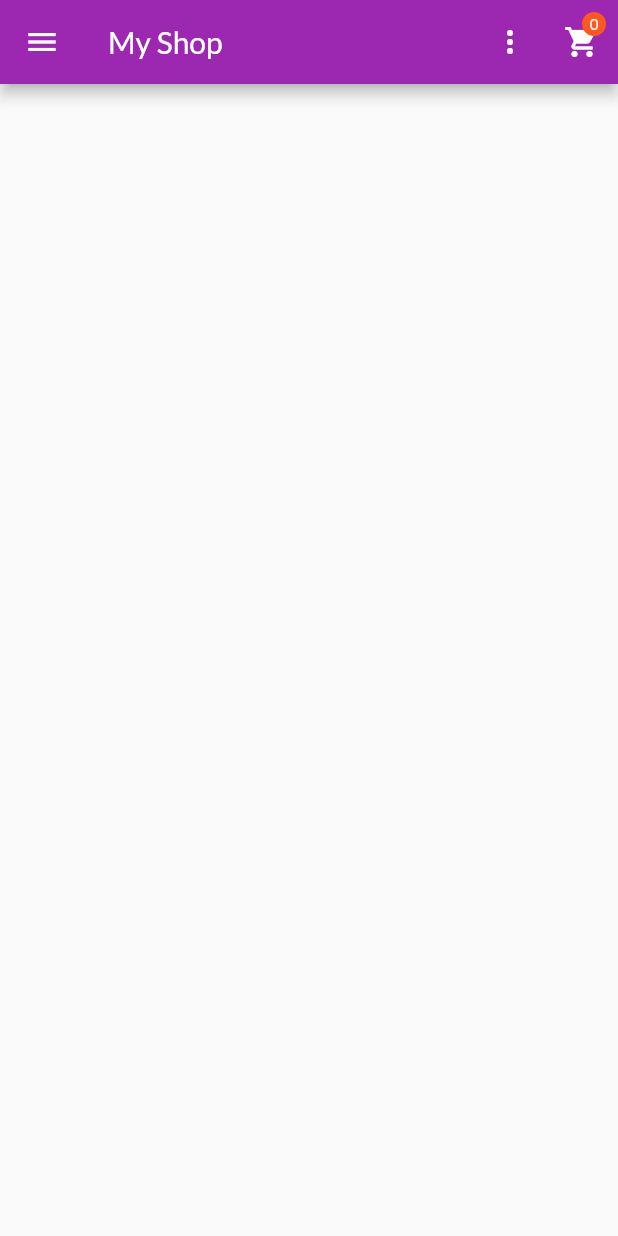
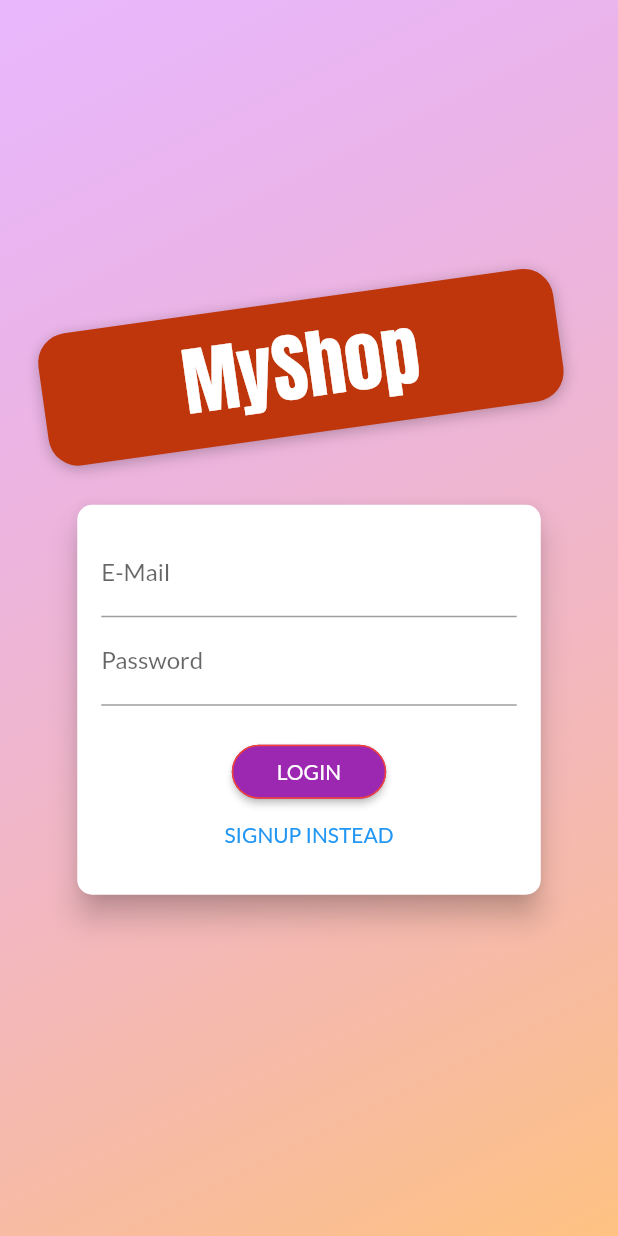
Before and after one commit to terinSeb/Flutter_Shopping_App, a Flutter app: the screen it shows after launch, on a phone screen of 412 x 824 dp. Run offline on Flutter 3.47's test engine with Material 2 defaults, Android fonts, the phone set to English and light mode, and no system bars.

Commit message:
Adding Auth screen

```diff
--- a/lib/main.dart
+++ b/lib/main.dart
@@ -1,5 +1,6 @@
 import 'package:flutter/material.dart';
 import 'package:provider/provider.dart';
+import 'package:shopping_app_flutter/screens/auth_screen.dart';
 import 'package:shopping_app_flutter/screens/edit_product_screen.dart';
 import 'package:shopping_app_flutter/screens/orders_screen.dart';
 import 'package:shopping_app_flutter/screens/user_products_screen.dart';
@@ -8,7 +9,7 @@
 import './screens/cart_screen.dart';
 import './providers/products.dart';
 import './screens/product_detail_screen.dart';
-import './screens/products_overview_screen.dart';
+// import './screens/products_overview_screen.dart';
 
 void main() => runApp(const MyApp());
 
@@ -35,7 +36,7 @@
             colorScheme: ColorScheme.fromSwatch(primarySwatch: Colors.purple)
                 .copyWith(secondary: Colors.deepOrange),
             fontFamily: 'Lato'),
-        home: const ProductsOverviewScreen(),
+        home: const AuthScreen(),
         routes: {
           ProductDetailScreen.routeName: (ctx) => const ProductDetailScreen(),
           CartScreen.routeName: (ctx) => const CartScreen(),
--- /dev/null
+++ b/lib/screens/auth_screen.dart
@@ -0,0 +1,245 @@
+// ignore_for_file: constant_identifier_names, deprecated_member_use
+
+import 'dart:math';
+
+import 'package:flutter/material.dart';
+
+enum AuthMode { Signup, Login }
+
+class AuthScreen extends StatelessWidget {
+  static const routeName = '/auth';
+
+  const AuthScreen({Key? key}) : super(key: key);
+
+  @override
+  Widget build(BuildContext context) {
+    final deviceSize = MediaQuery.of(context).size;
+    // final transformConfig = Matrix4.rotationZ(-8 * pi / 180);
+    // transformConfig.translate(-10.0);
+    return Scaffold(
+      // resizeToAvoidBottomInset: false,
+      body: Stack(
+        children: <Widget>[
+          Container(
+            decoration: BoxDecoration(
+              gradient: LinearGradient(
+                colors: [
+                  const Color.fromRGBO(215, 117, 255, 1).withOpacity(0.5),
+                  const Color.fromRGBO(255, 188, 117, 1).withOpacity(0.9),
+                ],
+                begin: Alignment.topLeft,
+                end: Alignment.bottomRight,
+                stops: const [0, 1],
+              ),
+            ),
+          ),
+          SingleChildScrollView(
+            // ignore: sized_box_for_whitespace
+            child: Container(
+              height: deviceSize.height,
+              width: deviceSize.width,
+              child: Column(
+                mainAxisAlignment: MainAxisAlignment.center,
+                crossAxisAlignment: CrossAxisAlignment.center,
+                children: <Widget>[
+                  Flexible(
+                    child: Container(
+                      margin: const EdgeInsets.only(bottom: 20.0),
+                      padding: const EdgeInsets.symmetric(
+                          vertical: 8.0, horizontal: 94.0),
+                      transform: Matrix4.rotationZ(-8 * pi / 180)
+                        ..translate(-10.0),
+                      // ..translate(-10.0),
+                      decoration: BoxDecoration(
+                        borderRadius: BorderRadius.circular(20),
+                        color: Colors.deepOrange.shade900,
+                        // ignore: prefer_const_literals_to_create_immutables
+                        boxShadow: [
+                          const BoxShadow(
+                            blurRadius: 8,
+                            color: Colors.black26,
+                            offset: Offset(0, 2),
+                          )
+                        ],
+                      ),
+                      child: const Text(
+                        'MyShop',
+                        style: TextStyle(
+                          color: Colors.white,
+                          fontSize: 50,
+                          fontFamily: 'Anton',
+                          fontWeight: FontWeight.normal,
+                        ),
+                      ),
+                    ),
+                  ),
+                  Flexible(
+                    flex: deviceSize.width > 600 ? 2 : 1,
+                    // ignore: prefer_const_constructors
+                    child: AuthCard(),
+                  ),
+                ],
+              ),
+            ),
+          ),
+        ],
+      ),
+    );
+  }
+}
+
+// ignore: use_key_in_widget_constructors
+class AuthCard extends StatefulWidget {
+  @override
+  // ignore: library_private_types_in_public_api
+  _AuthCardState createState() => _AuthCardState();
+}
+
+class _AuthCardState extends State<AuthCard> {
+  final GlobalKey<FormState> _formKey = GlobalKey();
+  AuthMode _authMode = AuthMode.Login;
+  // ignore: prefer_final_fields
+  Map<String, String> _authData = {
+    'email': '',
+    'password': '',
+  };
+  var _isLoading = false;
+  final _passwordController = TextEditingController();
+
+  void _submit() {
+    if (!_formKey.currentState!.validate()) {
+      // Invalid!
+      return;
+    }
+    _formKey.currentState!.save();
+    setState(() {
+      _isLoading = true;
+    });
+    if (_authMode == AuthMode.Login) {
+      // Log user in
+    } else {
+      // Sign user up
+    }
+    setState(() {
+      _isLoading = false;
+    });
+  }
+
+  // ignore: unused_element
+  void _switchAuthMode() {
+    if (_authMode == AuthMode.Login) {
+      setState(() {
+        _authMode = AuthMode.Signup;
+      });
+    } else {
+      setState(() {
+        _authMode = AuthMode.Login;
+      });
+    }
+  }
+
+  @override
+  Widget build(BuildContext context) {
+    final deviceSize = MediaQuery.of(context).size;
+    return Card(
+      shape: RoundedRectangleBorder(
+        borderRadius: BorderRadius.circular(10.0),
+      ),
+      elevation: 8.0,
+      child: Container(
+        height: _authMode == AuthMode.Signup ? 320 : 260,
+        constraints:
+            BoxConstraints(minHeight: _authMode == AuthMode.Signup ? 320 : 260),
+        width: deviceSize.width * 0.75,
+        padding: const EdgeInsets.all(16.0),
+        child: Form(
+          key: _formKey,
+          child: SingleChildScrollView(
+            child: Column(
+              children: <Widget>[
+                TextFormField(
+                  decoration: const InputDecoration(labelText: 'E-Mail'),
+                  keyboardType: TextInputType.emailAddress,
+                  validator: (value) {
+                    if (value!.isEmpty || !value.contains('@')) {
+                      return 'Invalid email!';
+                    }
+                    return null;
+                    // return null;
+                  },
+                  onSaved: (value) {
+                    _authData['email'] = value!;
+                  },
+                ),
+                TextFormField(
+                  decoration: const InputDecoration(labelText: 'Password'),
+                  obscureText: true,
+                  controller: _passwordController,
+                  validator: (value) {
+                    if (value!.isEmpty || value.length < 5) {
+                      return 'Password is too short!';
+                    }
+                    return null;
+                  },
+                  onSaved: (value) {
+                    _authData['password'] = value!;
+                  },
+                ),
+                if (_authMode == AuthMode.Signup)
+                  TextFormField(
+                    enabled: _authMode == AuthMode.Signup,
+                    decoration:
+                        const InputDecoration(labelText: 'Confirm Password'),
+                    obscureText: true,
+                    validator: _authMode == AuthMode.Signup
+                        ? (value) {
+                            if (value != _passwordController.text) {
+                              return 'Passwords do not match!';
+                            }
+                            return null;
+                          }
+                        : null,
+                  ),
+                const SizedBox(
+                  height: 20,
+                ),
+                if (_isLoading)
+                  const CircularProgressIndicator()
+                else
+                  ElevatedButton(
+                    onPressed: _submit,
+                    style: ButtonStyle(
+                        padding: MaterialStateProperty.all<EdgeInsets>(
+                            const EdgeInsets.symmetric(
+                                horizontal: 30.0, vertical: 4)),
+                        foregroundColor:
+                            MaterialStateProperty.all<Color>(Colors.white),
+                        shape:
+                            MaterialStateProperty.all<RoundedRectangleBorder>(
+                                RoundedRectangleBorder(
+                                    borderRadius: BorderRadius.circular(18.0),
+                                    side:
+                                        const BorderSide(color: Colors.red)))),
+                    child:
+                        Text(_authMode == AuthMode.Login ? 'LOGIN' : 'SIGN UP'),
+                  ),
+                FlatButton(
+                  onPressed: _switchAuthMode,
+                  padding:
+                      const EdgeInsets.symmetric(horizontal: 30.0, vertical: 4),
+                  materialTapTargetSize: MaterialTapTargetSize.shrinkWrap,
+                  textColor: Theme.of(context).primaryColor,
+                  child: Text(
+                      '${_authMode == AuthMode.Login ? 'SIGNUP' : 'LOGIN'} INSTEAD'),
+                )
+
+                // materialTapTargetSize: MaterialTapTargetSize.shrinkWrap,
+                // textColor: Theme.of(context).primaryColor,
+              ],
+            ),
+          ),
+        ),
+      ),
+    );
+  }
+}
```
